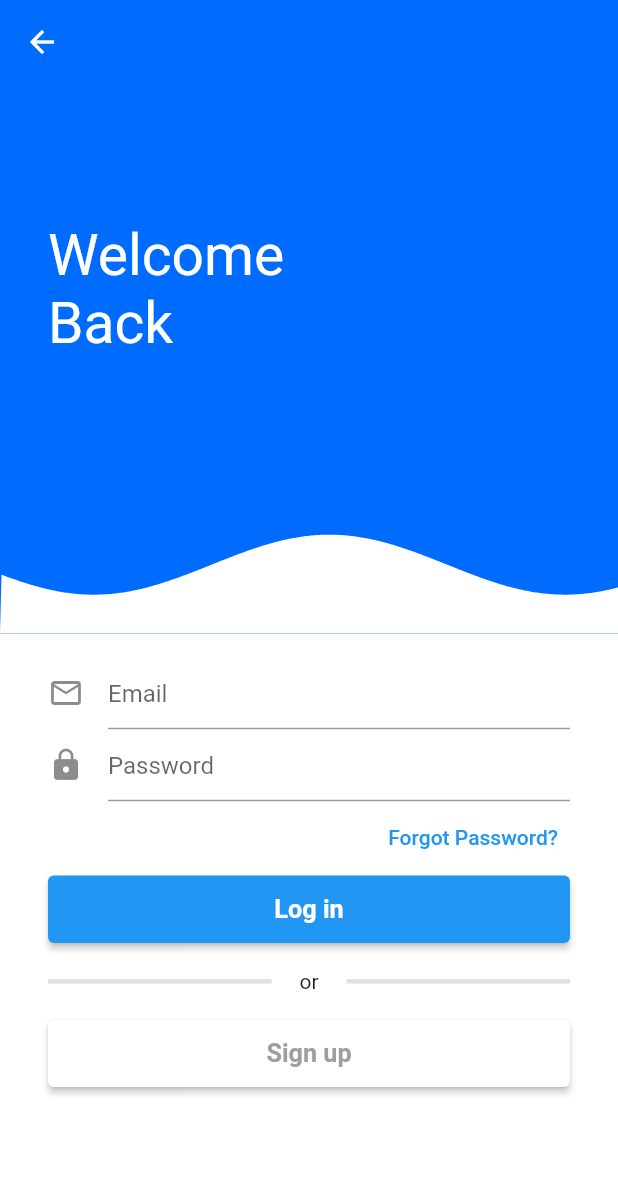
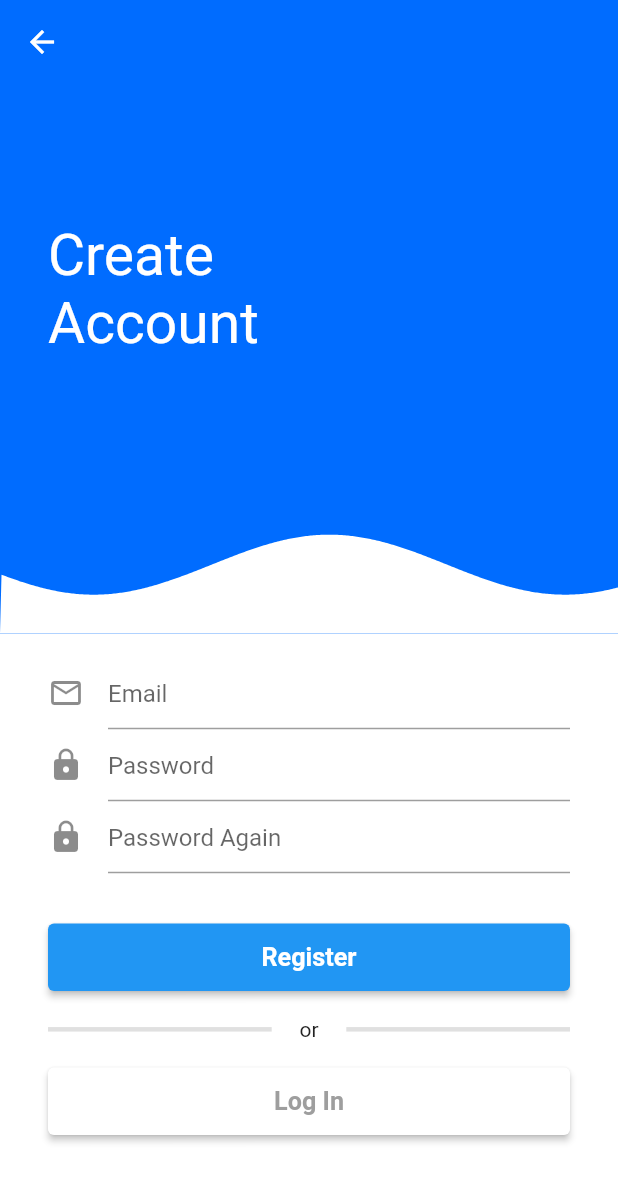
Before and after one commit to iamwalter/flutter-animated-login-template, a Flutter app: the screen it shows after launch, after a tap on "Sign Up", on a phone screen of 412 x 824 dp. Shown: the top 1182 px of the screen. Run offline on Flutter 3.47's test engine with Material 2 defaults, Android fonts, the phone set to English and light mode, and no system bars.

Commit message:
app is gucci

```diff
--- a/lib/main.dart
+++ b/lib/main.dart
@@ -17,7 +17,7 @@ class MyApp extends StatelessWidget {
     return MaterialApp(
       title: 'Flutter Demo',
       theme: themeData,
-      home: LoginView(),
+      home: HomeView(),
     );
   }
 }
--- /dev/null
+++ b/lib/pages/components/authentication_buttons.dart
@@ -0,0 +1,27 @@
+import 'package:flutter/material.dart';
+import 'package:testappnumbertwo/common/string_button.dart';
+
+import 'divider_with_text.dart';
+
+class AuthenticationButtons extends StatelessWidget {
+  final Widget firstButton;
+  final Widget secondButton;
+
+  const AuthenticationButtons({
+    Key? key,
+    required this.firstButton,
+    required this.secondButton,
+  }) : super(key: key);
+
+  @override
+  Widget build(BuildContext context) {
+    return Column(
+      mainAxisAlignment: MainAxisAlignment.end,
+      children: [
+        firstButton,
+        TextDivider(text: "or"),
+        secondButton,
+      ],
+    );
+  }
+}
--- /dev/null
+++ b/lib/pages/components/authentication_layout.dart
@@ -0,0 +1,70 @@
+import 'package:flutter/material.dart';
+import 'package:testappnumbertwo/common/scale_expanded_widget.dart';
+import 'package:testappnumbertwo/pages/components/register_animation.dart';
+import 'package:testappnumbertwo/pages/components/style.dart';
+
+class AuthenticationLayout extends StatelessWidget {
+  final String headerText;
+  final Widget form;
+
+  const AuthenticationLayout({
+    Key? key,
+    required this.headerText,
+    required this.form,
+  }) : super(key: key);
+
+  @override
+  Widget build(BuildContext context) {
+    final size = MediaQuery.of(context).size;
+
+    return Scaffold(
+      resizeToAvoidBottomInset: true,
+      backgroundColor: backgroundColor,
+      appBar: AppBar(
+        backgroundColor: Colors.transparent,
+        elevation: 0,
+      ),
+      body: SingleChildScrollView(
+        child: Container(
+          width: size.width,
+          height: size.height,
+          child: Column(
+            mainAxisAlignment: MainAxisAlignment.center,
+            children: [
+              Expanded(
+                flex: 3,
+                child: Row(
+                  children: [
+                    Expanded(
+                      flex: 2,
+                      child: Padding(
+                        padding: EdgeInsets.only(left: 32.0),
+                        child: Text(
+                          headerText,
+                          style: loginStyle,
+                        ),
+                      ),
+                    ),
+                    Expanded(
+                      child: Container(),
+                    ),
+                  ],
+                ),
+              ),
+              Expanded(child: WaveAnimation()),
+              Expanded(
+                flex: 5,
+                child: Container(
+                  color: Colors.white,
+                  child: ScaleExpandedWidget(
+                    child: form,
+                  ),
+                ),
+              ),
+            ],
+          ),
+        ),
+      ),
+    );
+  }
+}
--- /dev/null
+++ b/lib/pages/components/register_form.dart
@@ -0,0 +1,60 @@
+import 'package:flutter/material.dart';
+import 'package:testappnumbertwo/common/string_button.dart';
+import 'authentication_buttons.dart';
+
+class RegisterForm extends StatefulWidget {
+  const RegisterForm({Key? key}) : super(key: key);
+
+  @override
+  _RegisterFormState createState() => _RegisterFormState();
+}
+
+class _RegisterFormState extends State<RegisterForm> {
+  final _formKey = GlobalKey<FormState>();
+
+  @override
+  Widget build(BuildContext context) {
+    return Form(
+      key: _formKey,
+      child: Padding(
+        padding: const EdgeInsets.fromLTRB(32.0, 16, 32, 16),
+        child: Column(
+          mainAxisAlignment: MainAxisAlignment.start,
+          children: [
+            TextFormField(
+              decoration: const InputDecoration(
+                icon: Icon(Icons.mail_outline),
+                hintText: "Email",
+              ),
+            ),
+            TextFormField(
+              decoration: const InputDecoration(
+                icon: Icon(Icons.lock),
+                hintText: "Password",
+              ),
+            ),
+            TextFormField(
+              decoration: const InputDecoration(
+                icon: Icon(Icons.lock),
+                hintText: "Password Again",
+              ),
+            ),
+            Padding(padding: EdgeInsets.only(bottom: 32.0)),
+            AuthenticationButtons(
+              firstButton: StringButton(
+                onPressed: () => print("login"),
+                title: "Register",
+              ),
+              secondButton: StringButton(
+                backgroundColor: Colors.white,
+                textColor: Colors.grey,
+                onPressed: () => print("Log In"),
+                title: "Log In",
+              ),
+            ),
+          ],
+        ),
+      ),
+    );
+  }
+}
--- a/lib/pages/register_view.dart
+++ b/lib/pages/register_view.dart
@@ -1,128 +1,15 @@
 import 'package:flutter/material.dart';
-import 'package:testappnumbertwo/common/scale_expanded_widget.dart';
-import 'package:testappnumbertwo/common/string_button.dart';
-import 'package:testappnumbertwo/pages/components/divider_with_text.dart';
-import 'components/register_animation.dart';
-import 'style.dart';
+import 'package:testappnumbertwo/pages/components/authentication_layout.dart';
+import 'package:testappnumbertwo/pages/components/register_form.dart';
 
 class RegisterView extends StatelessWidget {
   const RegisterView({Key? key}) : super(key: key);
 
   @override
   Widget build(BuildContext context) {
-    final size = MediaQuery.of(context).size;
-
-    return Scaffold(
-      resizeToAvoidBottomInset: true,
-      backgroundColor: backgroundColor,
-      appBar: AppBar(
-        backgroundColor: Colors.transparent,
-        elevation: 0,
-      ),
-      body: SingleChildScrollView(
-        // physics: FixedExtentScrollPhysics(),
-        child: Container(
-          width: size.width,
-          height: size.height,
-          child: Column(
-            mainAxisAlignment: MainAxisAlignment.center,
-            children: [
-              Expanded(
-                flex: 3,
-                child: Row(
-                  children: [
-                    Expanded(
-                      flex: 2,
-                      child: Padding(
-                        padding: EdgeInsets.only(left: 32.0),
-                        child: Text(
-                          "Welcome Back",
-                          style: loginStyle,
-                        ),
-                      ),
-                    ),
-                    Expanded(
-                      child: Container(),
-                    ),
-                  ],
-                ),
-              ),
-              Expanded(child: WaveAnimation()),
-              Expanded(
-                flex: 5,
-                child: Container(
-                  color: Colors.white,
-                  child: ScaleExpandedWidget(child: RegisterForm()),
-                ),
-              ),
-            ],
-          ),
-        ),
-      ),
+    return AuthenticationLayout(
+      headerText: "Create Account",
+      form: RegisterForm(),
     );
   }
 }
-
-class RegisterForm extends StatefulWidget {
-  const RegisterForm({Key? key}) : super(key: key);
-
-  @override
-  _RegisterFormState createState() => _RegisterFormState();
-}
-
-class _RegisterFormState extends State<RegisterForm> {
-  final _formKey = GlobalKey<FormState>();
-
-  @override
-  Widget build(BuildContext context) {
-    return Form(
-      key: _formKey,
-      child: Padding(
-        padding: const EdgeInsets.fromLTRB(32.0, 16, 32, 16),
-        child: Column(
-          mainAxisAlignment: MainAxisAlignment.start,
-          children: [
-            TextFormField(
-              decoration: const InputDecoration(
-                icon: Icon(Icons.mail_outline),
-                hintText: "Email",
-              ),
-            ),
-            TextFormField(
-              decoration: const InputDecoration(
-                icon: Icon(Icons.lock),
-                hintText: "Password",
-              ),
-            ),
-            Container(
-              alignment: Alignment.topRight,
-              child: TextButton(
-                onPressed: () => {},
-                child: Text(
-                  "Forgot Password?",
-                  textAlign: TextAlign.end,
-                ),
-              ),
-            ),
-            Column(
-              mainAxisAlignment: MainAxisAlignment.end,
-              children: [
-                StringButton(
-                  onPressed: () => print("login"),
-                  title: "Log in",
-                ),
-                TextDivider(text: "or"),
-                StringButton(
-                  backgroundColor: Colors.white,
-                  textColor: Colors.grey,
-                  onPressed: () => print("Sign Up"),
-                  title: "Sign up",
-                ),
-              ],
-            ),
-          ],
-        ),
-      ),
-    );
-  }
-}
```
Also changed, not shown: lib/pages/components/login_form.dart (added, +63 -0 lines), lib/pages/home_view.dart (+18 -47 lines), lib/pages/login_view.dart (added, +15 -0 lines), lib/pages/components/style.dart (renamed from lib/pages/style.dart).
